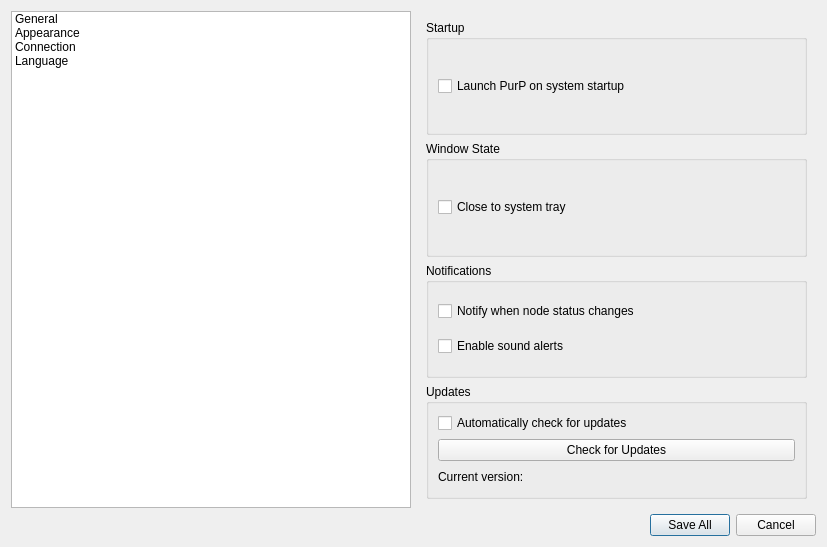
Above: settingsdialog.ui from purpleproto/purp-desktop before the change. Below: the same form after it.
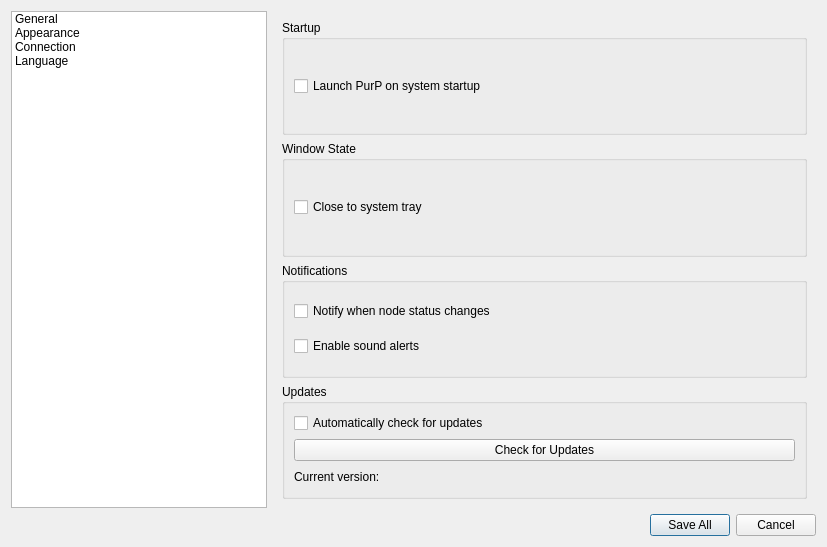
That is the form after the change.

Commit message: feat(gui): switch between pages from list

Diff of the .ui file:
```diff
--- a/settingsdialog.ui
+++ b/settingsdialog.ui
@@ -13,7 +13,7 @@
   <property name="windowTitle">
    <string>Dialog</string>
   </property>
-  <layout class="QGridLayout" name="gridLayout">
+  <layout class="QGridLayout" name="gridLayout" columnstretch="0,1">
    <item row="0" column="0">
     <widget class="QListWidget" name="listSettings">
      <item>
```
The commit also changes 2 other files.
